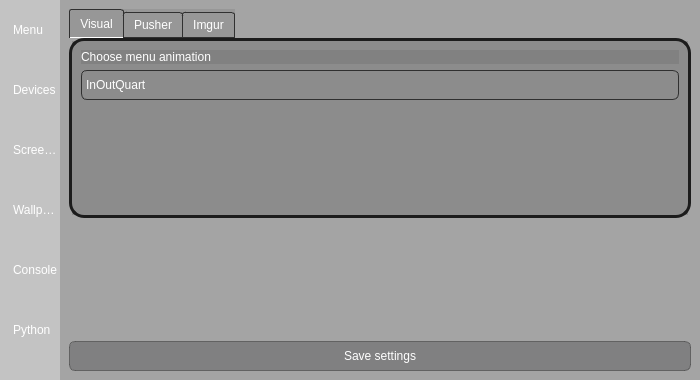
The window that admin/gui/gui.ui (BarsTiger/daunRat) describes before a commit, drawn with Qt 5.
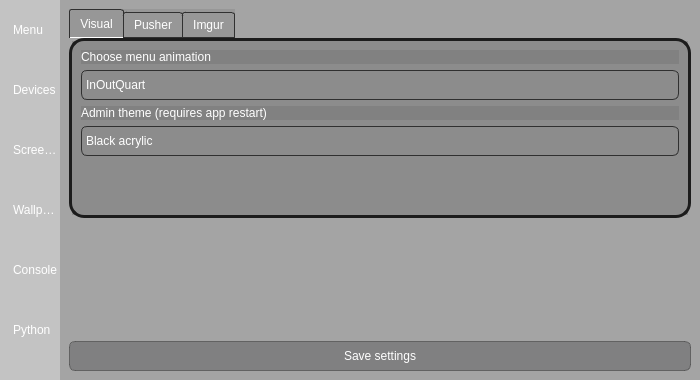
The same window after the commit. The open tabs and pages were chosen to show the change. Icons and pictures are not drawn.

Commit message: theme switch

```diff
--- a/admin/gui/gui.ui
+++ b/admin/gui/gui.ui
@@ -1020,6 +1020,38 @@
               </item>
              </widget>
             </item>
+            <item>
+             <widget class="QLabel" name="chooseThemeLabel">
+              <property name="text">
+               <string>Admin theme (requires app restart)</string>
+              </property>
+             </widget>
+            </item>
+            <item>
+             <widget class="QComboBox" name="chooseThemeBox">
+              <property name="minimumSize">
+               <size>
+                <width>0</width>
+                <height>30</height>
+               </size>
+              </property>
+              <item>
+               <property name="text">
+                <string>Black acrylic</string>
+               </property>
+              </item>
+              <item>
+               <property name="text">
+                <string>Black</string>
+               </property>
+              </item>
+              <item>
+               <property name="text">
+                <string>Dark gray</string>
+               </property>
+              </item>
+             </widget>
+            </item>
             <item>
              <spacer name="visualSettingsSpacer">
               <property name="orientation">
```
The commit also changes 5 other files.
